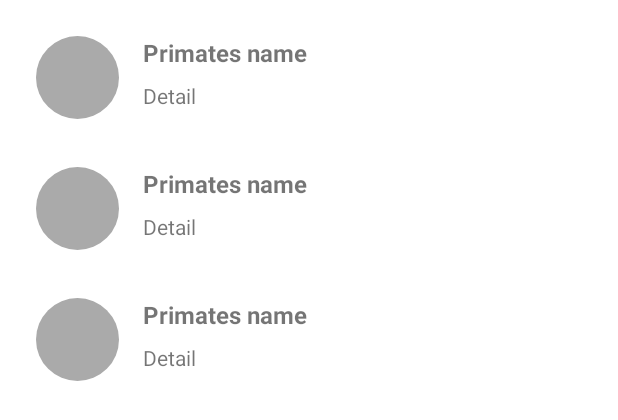
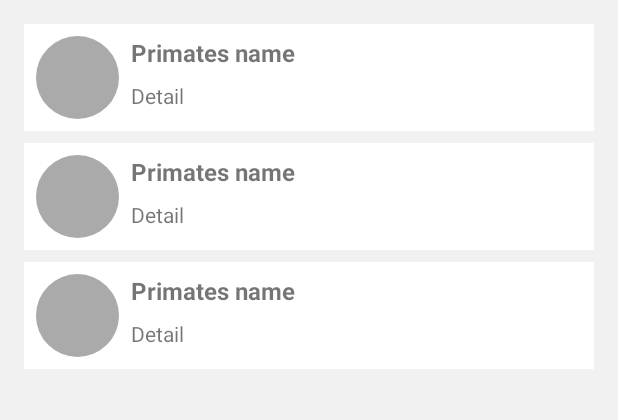
Before and after one commit to willyishmael/primates-in-indonesia, an Android app: the layout activity_main.xml on its own in the app's theme, with its tools: preview values and no code run, on a phone screen of 412 x 824 dp. Shown: the top 420 px of the screen. Run offline under Robolectric (Android 15) with nearby library versions, the phone set to English and light mode, and no system bars.

Commit message:
make it yellow!

```diff
--- a/app/src/main/res/layout/activity_main.xml
+++ b/app/src/main/res/layout/activity_main.xml
@@ -4,13 +4,14 @@
     android:id="@+id/activity_main"
     android:layout_width="match_parent"
     android:layout_height="match_parent"
-    android:layout_margin="8dp"
+    android:background="@color/light_gray"
     tools:context=".MainActivity">
 
     <androidx.recyclerview.widget.RecyclerView
         android:id="@+id/rv_primates"
         android:layout_width="match_parent"
         android:layout_height="match_parent"
+        android:padding="12dp"
         tools:listitem="@layout/item_row_primates"/>
 
 </RelativeLayout>
--- a/app/src/main/res/layout/item_row_primates.xml
+++ b/app/src/main/res/layout/item_row_primates.xml
@@ -3,14 +3,16 @@
     android:layout_width="match_parent"
     android:layout_height="wrap_content"
     xmlns:tools="http://schemas.android.com/tools"
+    android:background="@color/white"
     android:orientation="horizontal"
-    android:padding="16dp">
+    android:layout_margin="4dp"
+    android:padding="8dp">
 
     <de.hdodenhof.circleimageview.CircleImageView
         android:id="@+id/img_item_photo"
         android:layout_width="55dp"
         android:layout_height="55dp"
-        android:layout_marginEnd="16dp"
+        android:layout_marginEnd="8dp"
         tools:src="@android:color/darker_gray" />
 
     <LinearLayout
@@ -32,7 +34,7 @@
             android:layout_width="match_parent"
             android:layout_height="wrap_content"
             android:ellipsize="end"
-            android:maxLines="2"
+            android:maxLines="3"
             tools:text="@string/detail" />
 
     </LinearLayout>
--- a/app/src/main/res/values/colors.xml
+++ b/app/src/main/res/values/colors.xml
@@ -1,10 +1,15 @@
 <?xml version="1.0" encoding="utf-8"?>
 <resources>
-    <color name="purple_200">#FFBB86FC</color>
-    <color name="purple_500">#FF6200EE</color>
-    <color name="purple_700">#FF3700B3</color>
     <color name="teal_200">#FF03DAC5</color>
     <color name="teal_700">#FF018786</color>
+    <color name="teal_900">#004D40</color>
+    <color name="yellow_600">#FDD835</color>
+    <color name="yellow_700">#FFA000</color>
+    <color name="yellow_700_80">#CBFFA000</color>
+    <color name="yellow_800">#FF8F00</color>
     <color name="black">#FF000000</color>
+    <color name="dark_gray">#4E5052</color>
+    <color name="light_gray">#F1F1F1</color>
     <color name="white">#FFFFFFFF</color>
+
 </resources>
--- a/app/src/main/res/values/themes.xml
+++ b/app/src/main/res/values/themes.xml
@@ -2,8 +2,8 @@
     <!-- Base application theme. -->
     <style name="Theme.PrimatesInIndonesia" parent="Theme.MaterialComponents.DayNight.DarkActionBar">
         <!-- Primary brand color. -->
-        <item name="colorPrimary">@color/purple_500</item>
-        <item name="colorPrimaryVariant">@color/purple_700</item>
+        <item name="colorPrimary">@color/yellow_700</item>
+        <item name="colorPrimaryVariant">@color/yellow_800</item>
         <item name="colorOnPrimary">@color/white</item>
         <!-- Secondary brand color. -->
         <item name="colorSecondary">@color/teal_200</item>
```
Also changed, not shown: app/src/main/res/layout/activity_item_detail.xml (+5 -4 lines).
